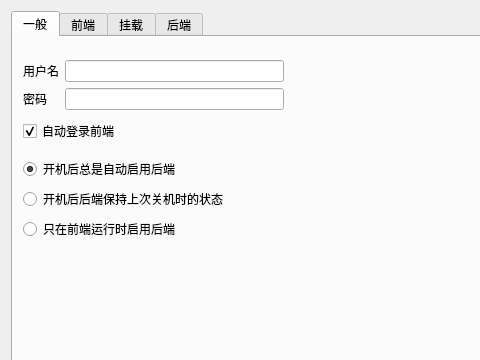
Qt form src/frontend/ui/settings.ui (Xinkai/XwareDesktop) before a commit; both pictures show x 0 to 480 and y 0 to 360 of the 894 by 683 pixel window.
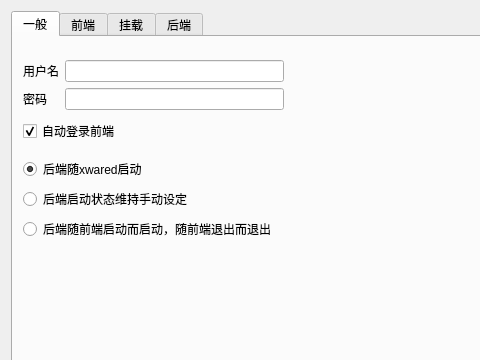
The same form after that commit. Icons and pictures are not drawn.

Commit message: xwared now reads settings.ini when start, and decides whether to start ETM

Patch:
```diff
--- a/src/frontend/ui/settings.ui
+++ b/src/frontend/ui/settings.ui
@@ -38,7 +38,7 @@
         <rect>
          <x>10</x>
          <y>120</y>
-         <width>208</width>
+         <width>256</width>
          <height>86</height>
         </rect>
        </property>
@@ -46,7 +46,7 @@
         <item>
          <widget class="QRadioButton" name="radio_backendStartWhen1">
           <property name="text">
-           <string>开机后总是自动启用后端</string>
+           <string>后端随xwared启动</string>
           </property>
           <property name="checked">
            <bool>true</bool>
@@ -56,20 +56,20 @@
         <item>
          <widget class="QRadioButton" name="radio_backendStartWhen2">
           <property name="text">
-           <string>开机后后端保持上次关机时的状态</string>
+           <string>后端启动状态维持手动设定</string>
           </property>
          </widget>
         </item>
         <item>
          <widget class="QRadioButton" name="radio_backendStartWhen3">
           <property name="text">
-           <string>只在前端运行时启用后端</string>
+           <string>后端随前端启动而启动，随前端退出而退出</string>
           </property>
          </widget>
         </item>
        </layout>
       </widget>
-      <widget class="QWidget" name="">
+      <widget class="QWidget" name="layoutWidget">
        <property name="geometry">
         <rect>
          <x>10</x>
```
Left out of the diff: 13 changed lines with no effect on the pictures. The commit also changes 6 other files.
